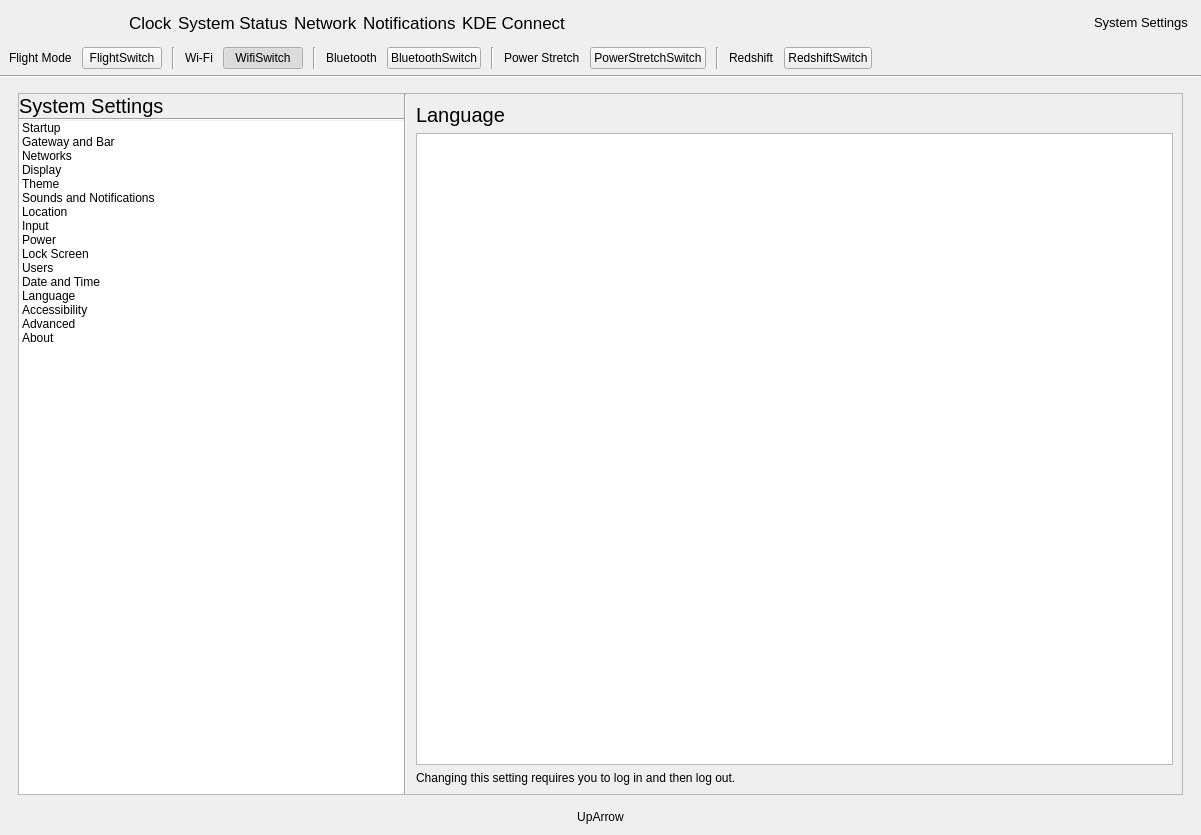
The window that shell/infopanedropdown.ui (vicr123/theshell) describes before a commit, drawn with Qt 5.
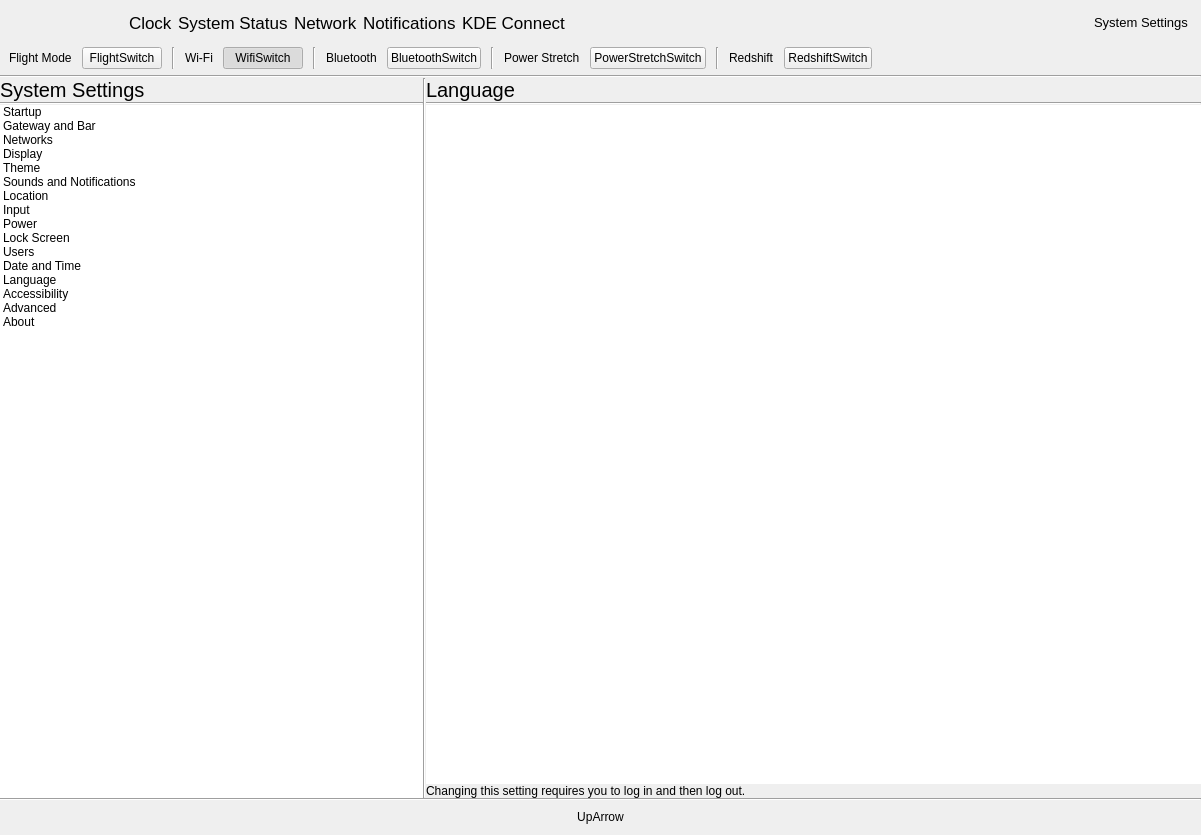
The same window after the commit. The open tabs and pages were chosen to show the change. Icons and pictures are not drawn. Custom widgets are drawn as their Qt base class.

```diff
--- a/shell/infopanedropdown.ui
+++ b/shell/infopanedropdown.ui
@@ -363,20 +363,6 @@
     </widget>
    </item>
    <item>
-    <layout class="QVBoxLayout" name="verticalLayout_39">
-     <property name="leftMargin">
-      <number>9</number>
-     </property>
-     <property name="topMargin">
-      <number>6</number>
-     </property>
-     <property name="rightMargin">
-      <number>9</number>
-     </property>
-     <property name="bottomMargin">
-      <number>6</number>
-     </property>
-     <item>
       <widget class="AnimatedStackedWidget" name="pageStack">
        <property name="currentIndex">
         <number>5</number>
@@ -1789,10 +1775,22 @@
          <bool>true</bool>
         </property>
         <layout class="QVBoxLayout" name="verticalLayout_10">
+       <property name="spacing">
+        <number>0</number>
+       </property>
+       <property name="leftMargin">
+        <number>0</number>
+       </property>
+       <property name="topMargin">
+        <number>0</number>
+       </property>
+       <property name="rightMargin">
+        <number>0</number>
+       </property>
          <item>
           <widget class="QFrame" name="">
            <property name="frameShape">
-            <enum>QFrame::StyledPanel</enum>
+          <enum>QFrame::NoFrame</enum>
            </property>
            <property name="frameShadow">
             <enum>QFrame::Raised</enum>
@@ -4568,6 +4566,21 @@
               </widget>
               <widget class="QWidget" name="page_9">
                <layout class="QVBoxLayout" name="verticalLayout_37">
+              <property name="spacing">
+               <number>0</number>
+              </property>
+              <property name="leftMargin">
+               <number>0</number>
+              </property>
+              <property name="topMargin">
+               <number>0</number>
+              </property>
+              <property name="rightMargin">
+               <number>0</number>
+              </property>
+              <property name="bottomMargin">
+               <number>0</number>
+              </property>
                 <item>
                  <widget class="QLabel" name="displayLabel_11">
                   <property name="font">
@@ -4578,16 +4591,33 @@
                   <property name="text">
                    <string>Language</string>
                   </property>
+                <property name="margin">
+                 <number>8</number>
+                </property>
                  </widget>
                 </item>
                 <item>
-                 <widget class="QListWidget" name="localeList"/>
+               <widget class="Line" name="line_25">
+                <property name="orientation">
+                 <enum>Qt::Horizontal</enum>
+                </property>
+               </widget>
+              </item>
+              <item>
+               <widget class="QListWidget" name="localeList">
+                <property name="frameShape">
+                 <enum>QFrame::NoFrame</enum>
+                </property>
+               </widget>
                 </item>
                 <item>
                  <widget class="QLabel" name="label_68">
                   <property name="text">
                    <string>Changing this setting requires you to log in and then log out.</string>
                   </property>
+                <property name="margin">
+                 <number>9</number>
+                </property>
                  </widget>
                 </item>
                </layout>
@@ -5011,11 +5041,16 @@
            </layout>
           </widget>
          </item>
-        </layout>
-       </widget>
+       <item>
+        <widget class="Line" name="line_24">
+         <property name="orientation">
+          <enum>Qt::Horizontal</enum>
+         </property>
       </widget>
      </item>
     </layout>
+     </widget>
+    </widget>
    </item>
    <item>
     <widget class="ClickableLabel" name="upArrow">
```
Left out of the diff: 62 changed lines with no effect on the pictures. Lines whose indentation alone changed are shown as unchanged.
